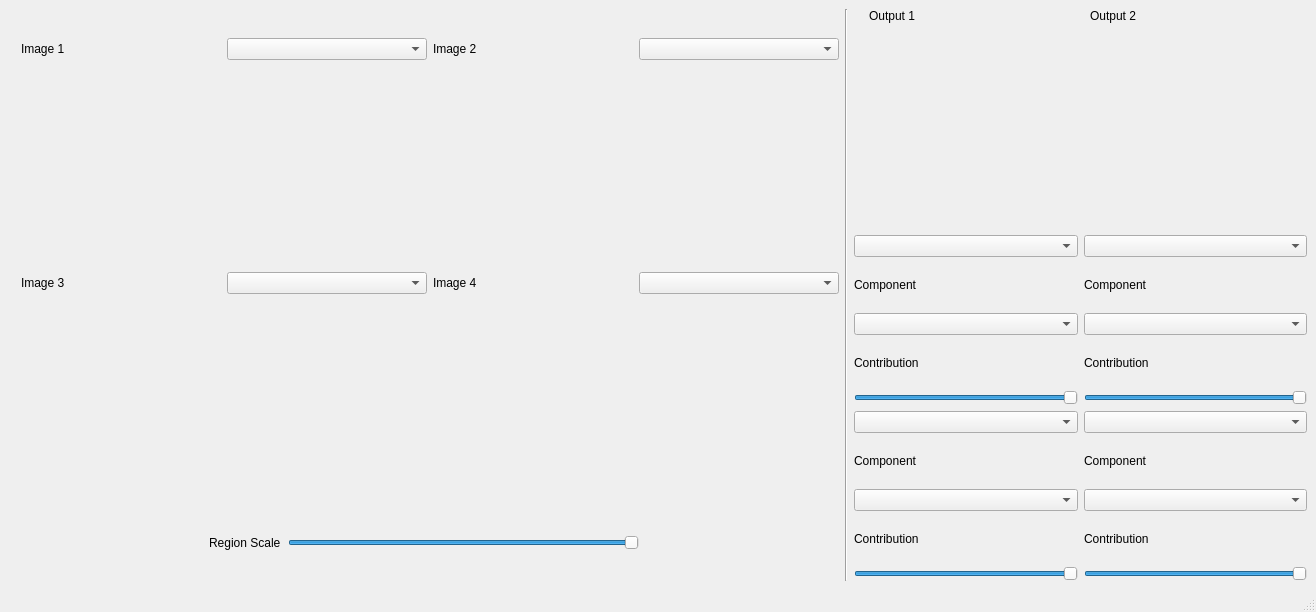
Old version of the form views/mainwindow.ui in the repository ossama971/fourier-transform-mixer.
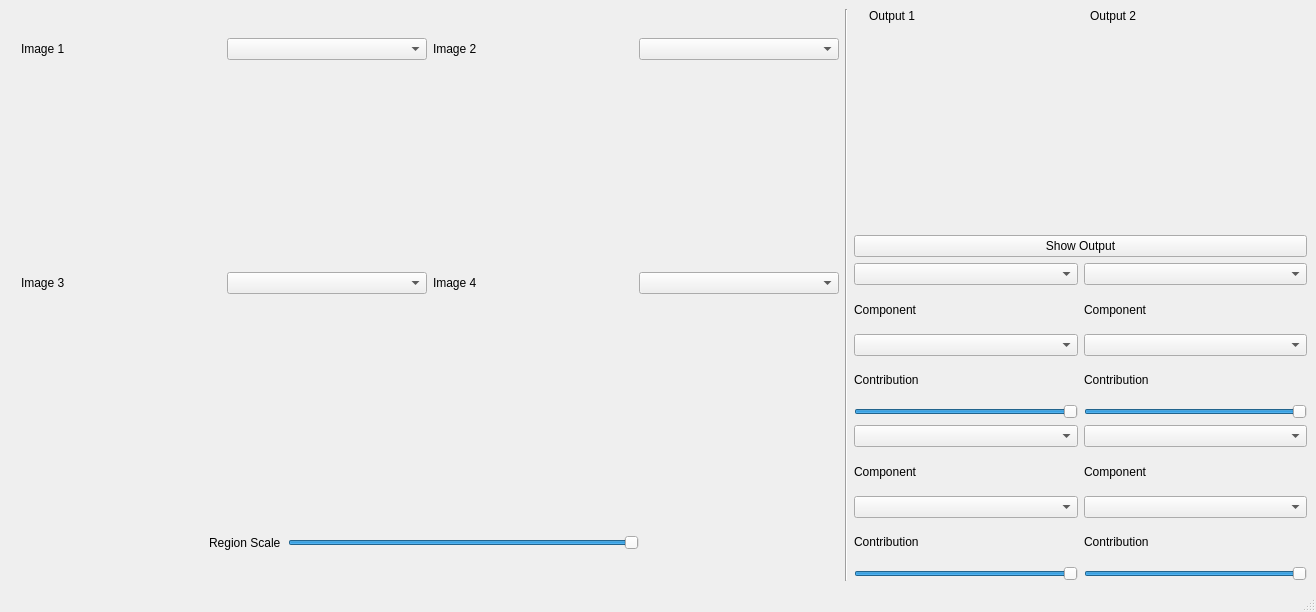
New version of the form. Custom widgets are drawn as their Qt base class.

Commit message: complete mixer logic

```diff
--- a/views/mainwindow.ui
+++ b/views/mainwindow.ui
@@ -383,6 +383,13 @@
         </item>
        </layout>
       </item>
+      <item>
+       <widget class="QPushButton" name="output_btn">
+        <property name="text">
+         <string>Show Output</string>
+        </property>
+       </widget>
+      </item>
       <item>
        <layout class="QGridLayout" name="gridLayout_7">
         <item row="0" column="0">
```
The commit also changes 2 other files.
